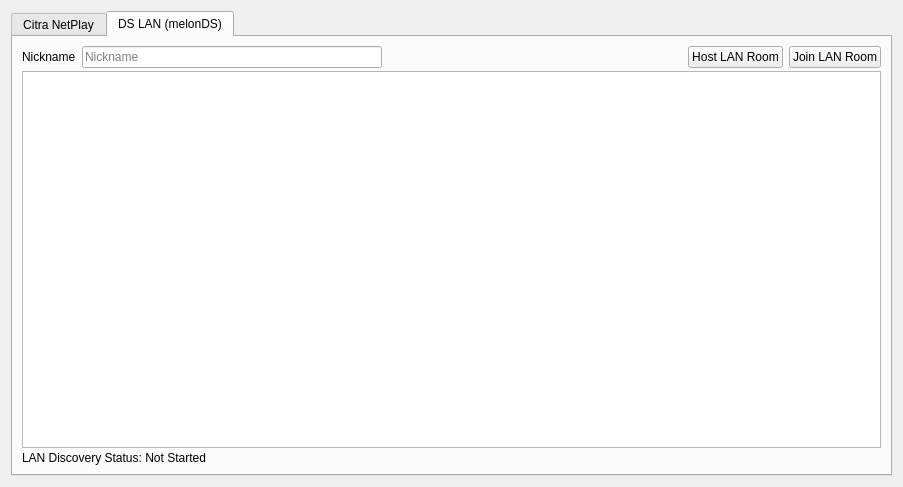
This is src/citra_qt/multiplayer/lobby.ui in diegolix29/AzaharTrigger as Qt 5 draws it before an edit. The edited form follows.
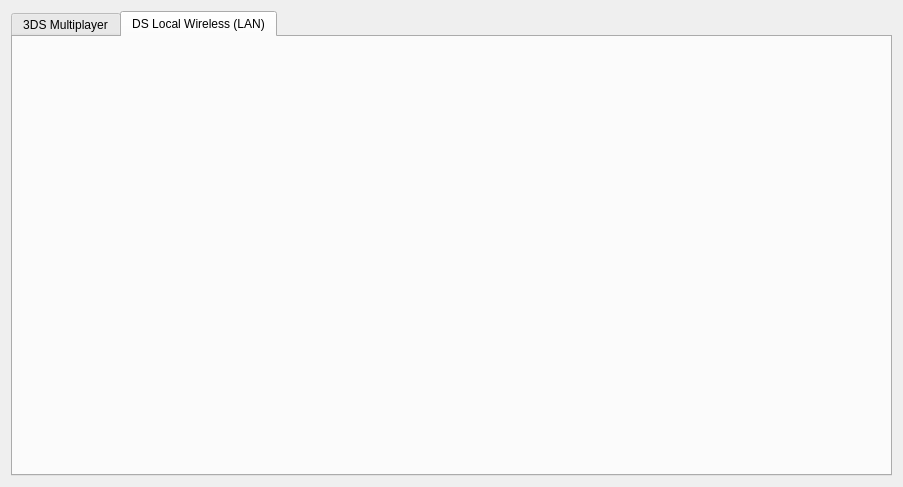
This is the edited form. The open tabs and pages were chosen to show the change.

The edit to the form file:
```diff
--- a/src/citra_qt/multiplayer/lobby.ui
+++ b/src/citra_qt/multiplayer/lobby.ui
@@ -21,7 +21,7 @@
      </property>
      <widget class="QWidget" name="citra_tab">
       <attribute name="title">
-       <string>Citra NetPlay</string>
+       <string>3DS Multiplayer</string>
       </attribute>
       <layout class="QVBoxLayout" name="verticalLayout_2">
        <property name="spacing">
@@ -147,74 +147,21 @@
      </widget>
      <widget class="QWidget" name="melon_tab">
       <attribute name="title">
-       <string>DS LAN (melonDS)</string>
+       <string>DS Local Wireless (LAN)</string>
       </attribute>
-      <layout class="QVBoxLayout" name="verticalLayout_3">
-       <property name="spacing">
-        <number>3</number>
+      <layout class="QVBoxLayout" name="ds_layout">
+       <property name="leftMargin">
+        <number>0</number>
        </property>
-       <item>
-        <layout class="QHBoxLayout" name="horizontalLayout_4">
-         <property name="spacing">
-          <number>6</number>
-         </property>
-         <item>
-          <layout class="QHBoxLayout" name="horizontalLayout_6">
-           <item>
-            <widget class="QLabel" name="label_3">
-             <property name="text">
-              <string>Nickname</string>
-             </property>
-            </widget>
-           </item>
-           <item>
-            <widget class="QLineEdit" name="melon_nickname">
-             <property name="placeholderText">
-              <string>Nickname</string>
-             </property>
-            </widget>
-           </item>
-           <item>
-            <spacer name="horizontalSpacer_3">
-             <property name="orientation">
-              <enum>Qt::Horizontal</enum>
-             </property>
-             <property name="sizeHint" stdset="0">
-              <size>
-               <width>40</width>
-               <height>20</height>
-              </size>
-             </property>
-            </spacer>
-           </item>
-           <item>
-            <widget class="QPushButton" name="melon_host">
-             <property name="text">
-              <string>Host LAN Room</string>
-             </property>
-            </widget>
-           </item>
-           <item>
-            <widget class="QPushButton" name="melon_join">
-             <property name="text">
-              <string>Join LAN Room</string>
-             </property>
-            </widget>
-           </item>
-          </layout>
-         </item>
-        </layout>
-       </item>
-       <item>
-        <widget class="QTreeView" name="melon_room_list"/>
-       </item>
-       <item>
-        <widget class="QLabel" name="melon_status">
-         <property name="text">
-          <string>LAN Discovery Status: Not Started</string>
-         </property>
-        </widget>
-       </item>
+       <property name="topMargin">
+        <number>0</number>
+       </property>
+       <property name="rightMargin">
+        <number>0</number>
+       </property>
+       <property name="bottomMargin">
+        <number>0</number>
+       </property>
       </layout>
      </widget>
     </widget>
```
Left out of the diff: 4 changed lines with no effect on the pictures.
